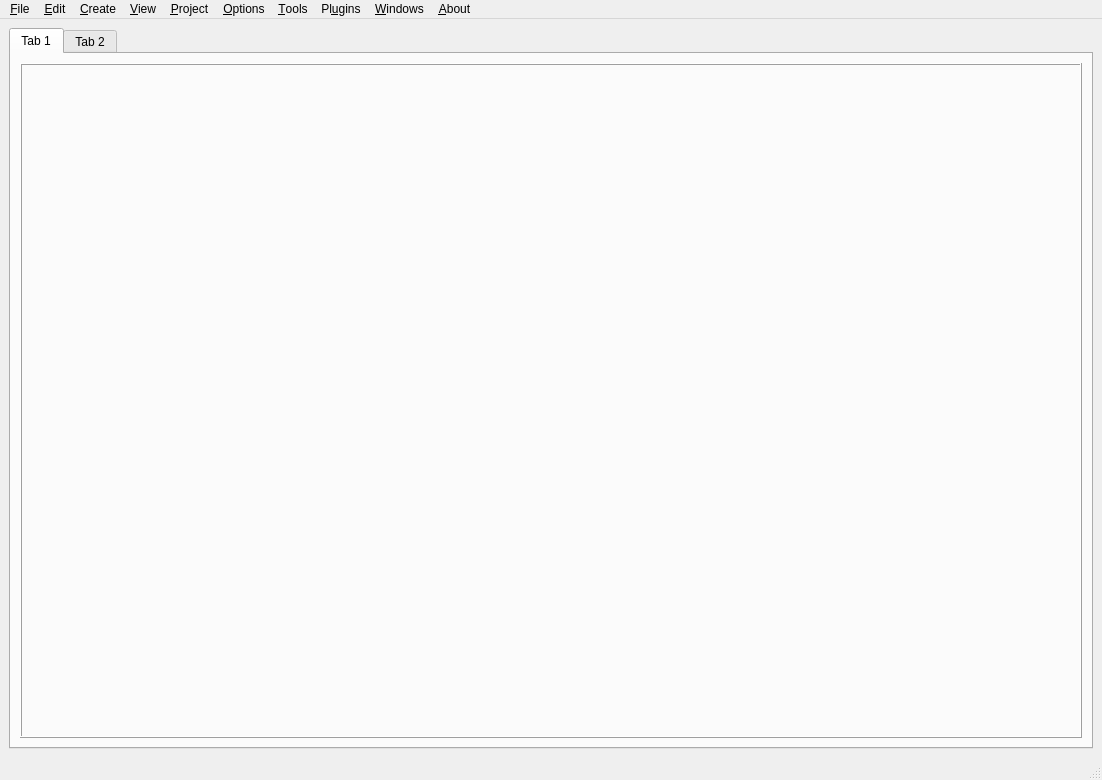
This is Code/Sandbox/Editor/gamewindow.ui in fromasmtodisasm/BlackBox as Qt 5 draws it before an edit. The edited form follows.
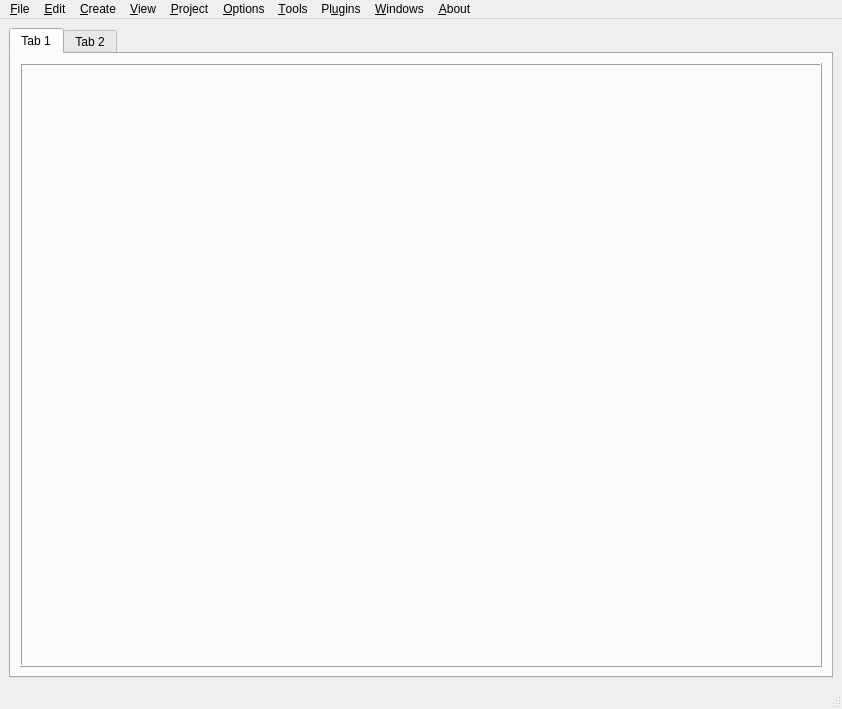
This is the edited form. Icons and pictures are not drawn.

Patch:
```diff
--- a/Code/Sandbox/Editor/gamewindow.ui
+++ b/Code/Sandbox/Editor/gamewindow.ui
@@ -6,8 +6,8 @@
    <rect>
     <x>0</x>
     <y>0</y>
-    <width>1102</width>
-    <height>780</height>
+    <width>842</width>
+    <height>709</height>
    </rect>
   </property>
   <property name="sizePolicy">
@@ -33,7 +33,6 @@
       <widget class="QWidget" name="tab">
        <property name="font">
         <font>
-         <family>Source Sans Pro</family>
          <pointsize>11</pointsize>
         </font>
        </property>
@@ -82,8 +81,8 @@
     <rect>
      <x>0</x>
      <y>0</y>
-     <width>1102</width>
-     <height>20</height>
+     <width>842</width>
+     <height>22</height>
     </rect>
    </property>
    <widget class="QMenu" name="menu_File">
```
Left out of the diff: 22 changed lines with no effect on the pictures.
